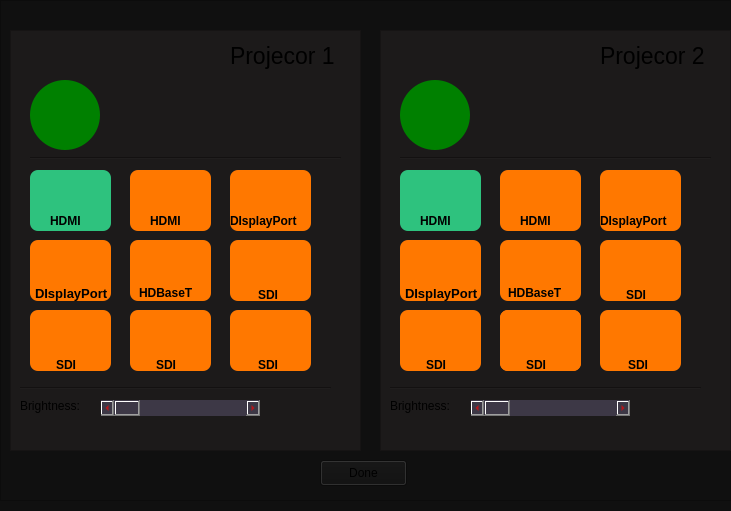
First picture: the form in mainwindow.ui, repository Walter0b/Projector_remote_control, before the edit.
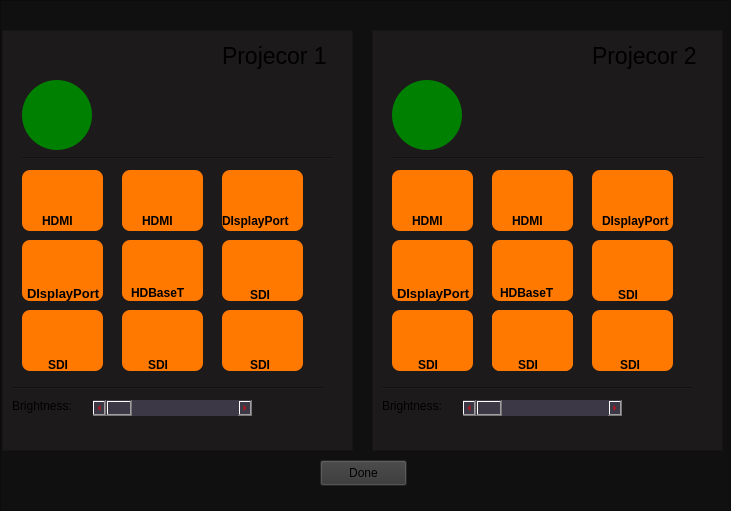
Second picture: the form after the edit. The open tabs and pages were chosen to show the change. Icons and pictures are not drawn.

```diff
--- a/mainwindow.ui
+++ b/mainwindow.ui
@@ -1977,7 +1977,7 @@
      <widget class="QFrame" name="frame_7">
       <property name="geometry">
        <rect>
-        <x>390</x>
+        <x>382</x>
         <y>30</y>
         <width>351</width>
         <height>421</height>
@@ -2218,7 +2218,7 @@
       <widget class="QLabel" name="label_40">
        <property name="geometry">
         <rect>
-         <x>220</x>
+         <x>230</x>
          <y>180</y>
          <width>81</width>
          <height>21</height>
@@ -2656,7 +2656,7 @@
         <string notr="true">max-height: 50px;
 min-height:61;
 min-width:81;
-background-color:rgb(46, 194, 126);
+background-color:rgb(255, 120, 0);
 border-radius: 8%;
 border: none;
 background-repeat: none;</string>
@@ -2856,7 +2856,7 @@
      <widget class="QFrame" name="frame_6">
       <property name="geometry">
        <rect>
-        <x>20</x>
+        <x>12</x>
         <y>30</y>
         <width>351</width>
         <height>421</height>
@@ -3465,7 +3465,7 @@
         <string notr="true">max-height: 50px;
 min-height:61;
 min-width:81;
-background-color:rgb(46, 194, 126);
+background-color:rgb(255, 120, 0);
 border-radius: 8%;
 border: none;
 background-repeat: none;</string>
@@ -3744,7 +3744,7 @@
         <x>10</x>
         <y>0</y>
         <width>731</width>
-        <height>501</height>
+        <height>511</height>
        </rect>
       </property>
       <property name="frameShape">
@@ -3762,6 +3762,9 @@
          <height>26</height>
         </rect>
        </property>
+       <property name="styleSheet">
+        <string notr="true">background-color: rgb(53, 53, 53);</string>
+       </property>
        <property name="text">
         <string>Done</string>
        </property>
```
Left out of the diff: 34 changed lines with no effect on the pictures.
